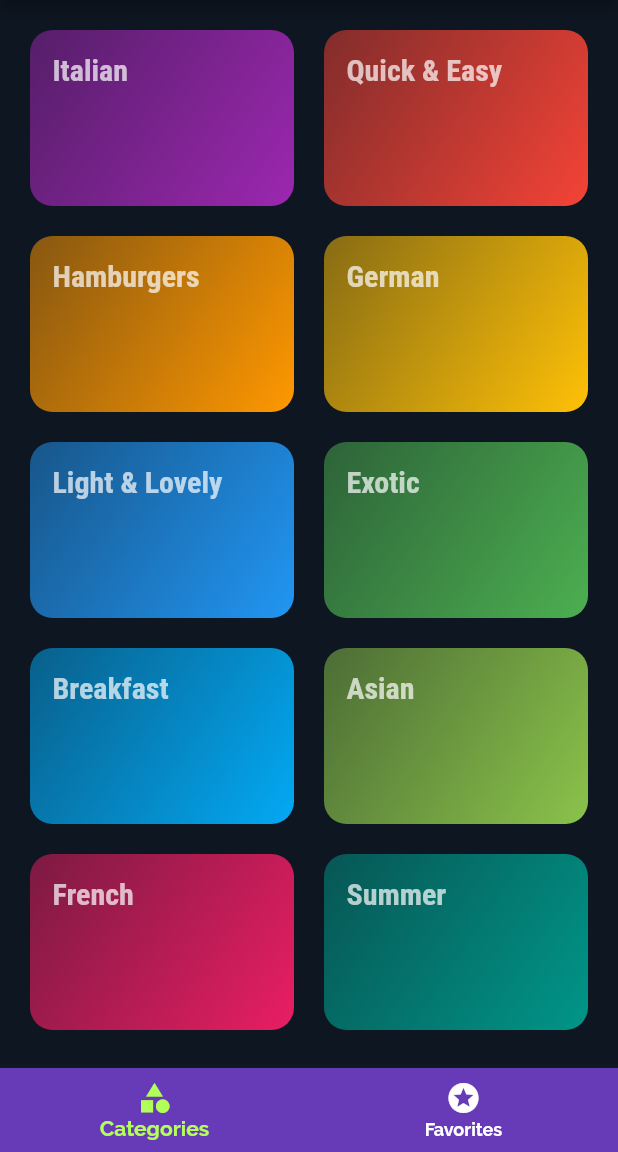
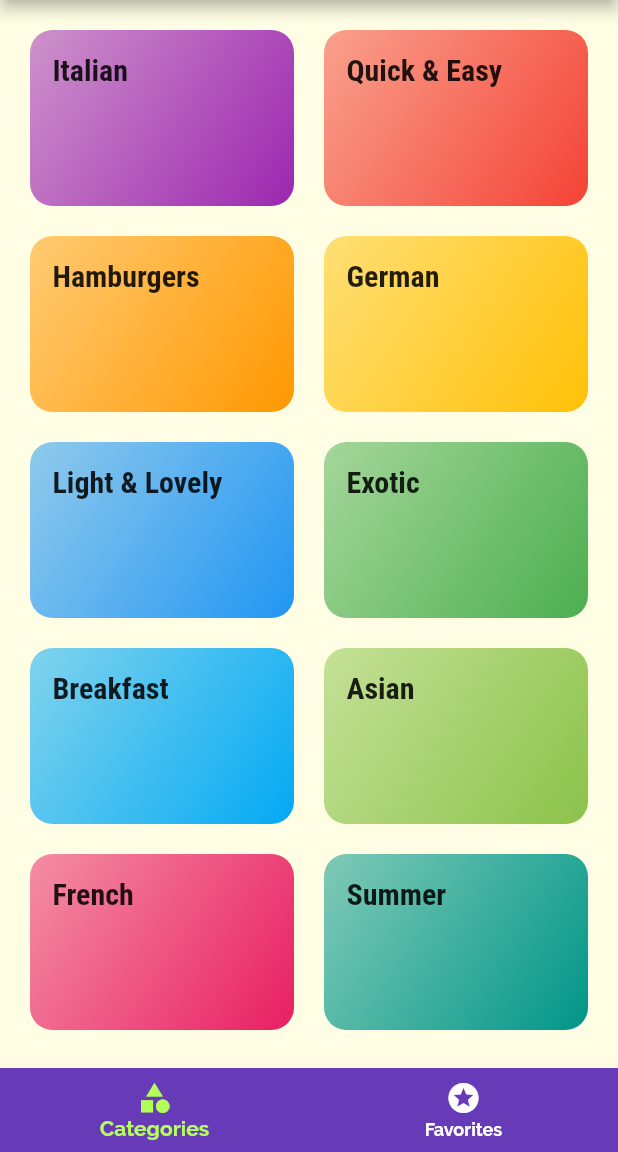
Before and after one commit to Qabbout/Meal, a Flutter app: the screen it shows after launch, on a phone screen of 412 x 824 dp, the part 84-1236 px from its top. Run offline on Flutter 3.47's test engine with Material 2 defaults, Android fonts, the phone set to English and light mode, and no system bars; our stand-ins replace flutter_colorpicker, shared_preferences.

Commit message:
switched to multiprovider after adding themes provider

```diff
--- a/lib/main.dart
+++ b/lib/main.dart
@@ -1,31 +1,42 @@
 import 'package:flutter/material.dart';
 import 'package:meal/providers/meal_provider.dart';
+import 'package:meal/providers/theme_provider.dart';
 import 'package:meal/screens/category_meals_screen.dart';
 import 'package:meal/screens/filters_screen.dart';
 import 'package:meal/screens/tabs_screen.dart';
 import 'package:meal/screens/meal_detail_screen.dart';
+import 'package:meal/screens/themes_screen.dart';
 import 'package:provider/provider.dart';
 
 void main() {
-
   runApp(
-    ChangeNotifierProvider<MealProvider>(
-      create: (BuildContext context) => MealProvider(),
-      child: MyApp(),
-    ),
+    MultiProvider(
+      providers: [
+        ChangeNotifierProvider<ThemeProvider>(
+          create: (BuildContext context) => ThemeProvider(),
+        ),
+        ChangeNotifierProvider<MealProvider>(
+          create: (BuildContext context) => MealProvider(),
+      )
+      ],
+    child: MyApp(),
+  ),
   );
 }
 
 class MyApp extends StatelessWidget {
   @override
   Widget build(BuildContext context) {
+    var primaryColor = Provider.of<ThemeProvider>(context).primaryColor;
+    var accentColor = Provider.of<ThemeProvider>(context).accentColor;
+    var themeMode = Provider.of<ThemeProvider>(context).themeMode;
     return MaterialApp(
       title: 'Meal',
       debugShowCheckedModeBanner: false,
-      themeMode: ThemeMode.dark,
+      themeMode: themeMode,
       theme: ThemeData(
-        primarySwatch: Colors.deepPurple,
-        accentColor: Colors.lightGreenAccent,
+        primarySwatch: primaryColor,
+        accentColor: accentColor,
         // canvasColor: Color.fromRGBO(229, 228, 224, 1.0),
         canvasColor: Color.fromRGBO(255, 254, 229, 1.0),
         fontFamily: 'Raleway',
@@ -33,11 +44,8 @@ class MyApp extends StatelessWidget {
         cardColor: Colors.white,
         shadowColor: Colors.white54,
         textTheme: ThemeData.light().textTheme.copyWith(
-              bodyText1: TextStyle(
-                color: Color.fromRGBO(20, 50, 50, 1)
-              ),
-              bodyText2: TextStyle(
-                color: Color.fromRGBO(20, 50, 50, 1)),
+              bodyText1: TextStyle(color: Color.fromRGBO(20, 50, 50, 1)),
+              bodyText2: TextStyle(color: Color.fromRGBO(20, 50, 50, 1)),
               headline6: TextStyle(
                 color: Colors.black87,
                 fontSize: 20,
@@ -47,11 +55,12 @@ class MyApp extends StatelessWidget {
             ),
       ),
       darkTheme: ThemeData(
-        primarySwatch: Colors.deepPurple,
-        accentColor: Colors.lightGreenAccent,
+        primarySwatch: primaryColor,
+        accentColor: accentColor,
         // canvasColor: Color.fromRGBO(229, 228, 224, 1.0),
         canvasColor: Color.fromRGBO(14, 22, 33, 1.0),
         fontFamily: 'Raleway',
+        unselectedWidgetColor: Colors.white70,
         buttonColor: Colors.white70,
         cardColor: Color.fromRGBO(35, 34, 39, 1),
         shadowColor: Colors.white54,
@@ -71,6 +80,7 @@ class MyApp extends StatelessWidget {
         CategoryMealsScreen.routeName: (context) => CategoryMealsScreen(),
         MealDetail.routeName: (context) => MealDetail(),
         FiltersScreen.routeName: (context) => FiltersScreen(),
+        ThemesScreen.routeName: (context) => ThemesScreen(),
       },
     );
   }
```
